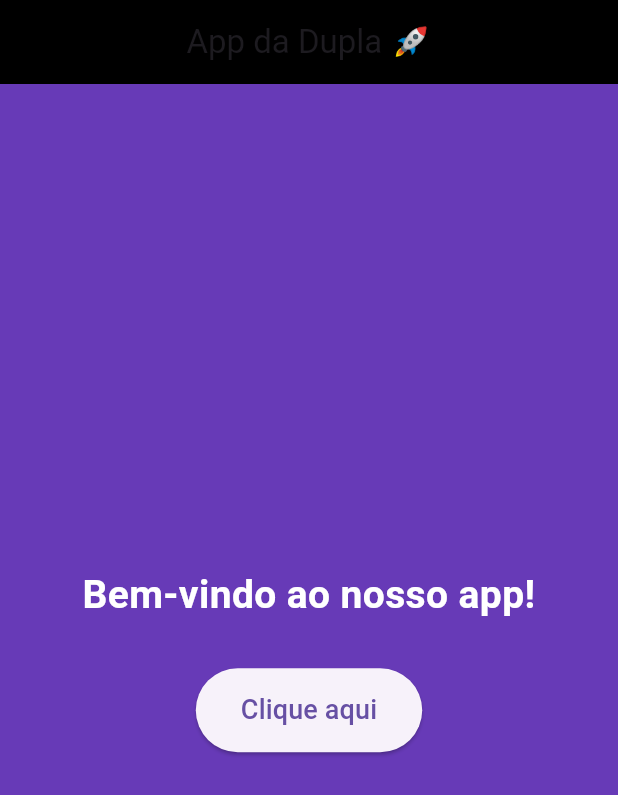
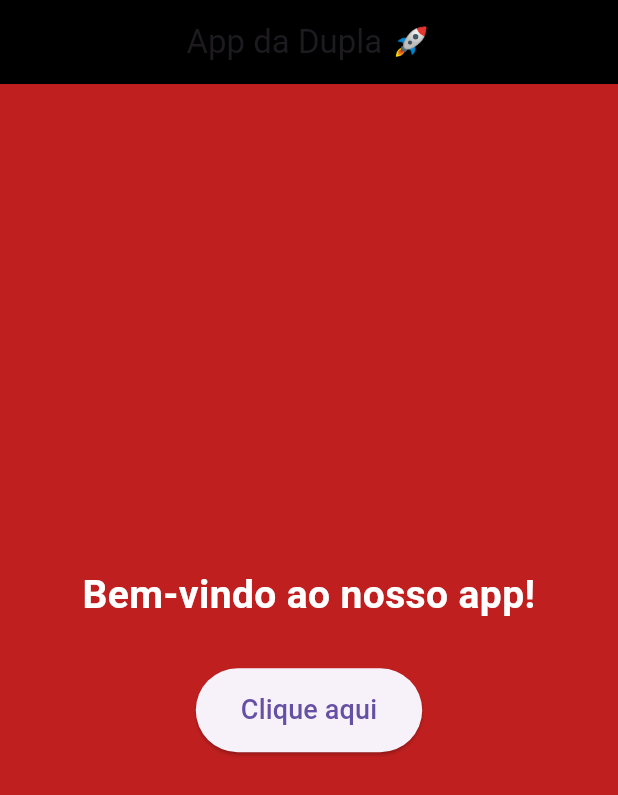
Before and after one commit to p3uziNn/AtividadeGithub, a Flutter app: the screen it shows after launch, on a phone screen of 412 x 824 dp. Shown: the top 795 px of the screen. Run offline on Flutter 3.47's test engine with Material 3 defaults, Android fonts, the phone set to English and light mode, and no system bars.

Commit message:
alteração do backgroundColor de roxo para vermelho

```diff
--- a/lib/main.dart
+++ b/lib/main.dart
@@ -19,7 +19,7 @@ class HomePage extends StatelessWidget {
   @override
   Widget build(BuildContext context) {
     return Scaffold(
-      backgroundColor: Colors.deepPurple, // 👈 você pode mudar (layout)
+      backgroundColor: const Color.fromARGB(255, 192, 31, 31), // 👈 você pode mudar (layout)
       appBar: AppBar(
         title: Text('App da Dupla 🚀'), // 👈 parceiro muda (texto)
         centerTitle: true,
```
